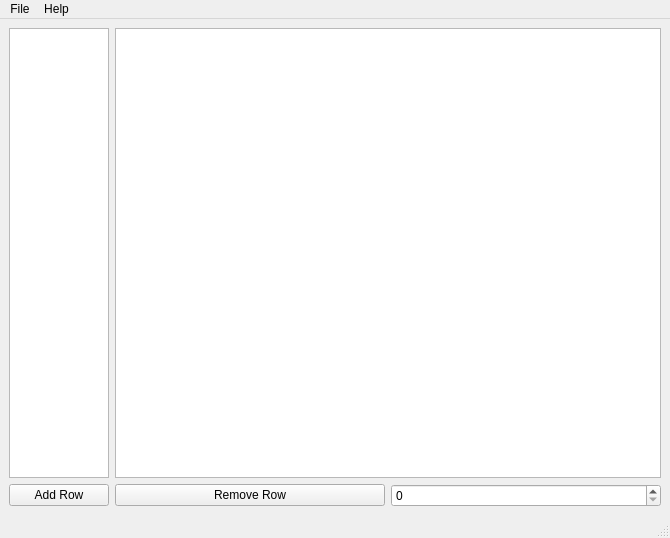
This is src/ex_modelview/mainwindow.ui in dsba-z/week17cpp2022-modelview as Qt 5 draws it before an edit. The edited form follows.
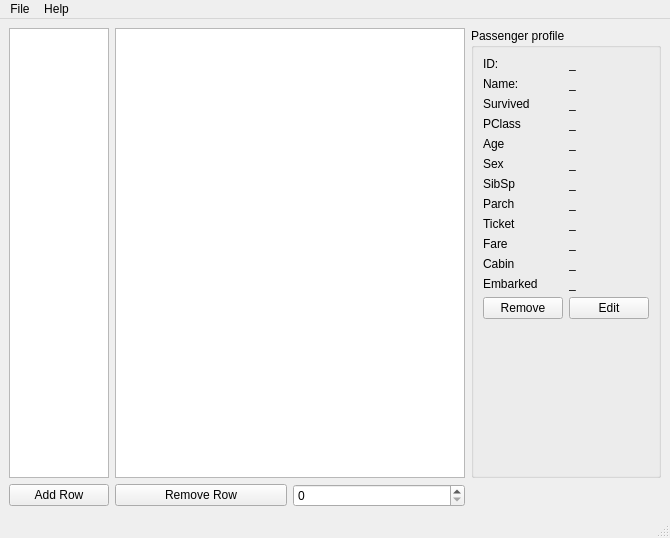
This is the edited form.

```diff
--- a/src/ex_modelview/mainwindow.ui
+++ b/src/ex_modelview/mainwindow.ui
@@ -15,6 +15,19 @@
   </property>
   <widget class="QWidget" name="centralwidget">
    <layout class="QGridLayout" name="gridLayout">
+    <item row="2" column="2">
+     <widget class="QSpinBox" name="spinBoxRemove"/>
+    </item>
+    <item row="2" column="0">
+     <widget class="QPushButton" name="pushButtonAddRow">
+      <property name="text">
+       <string>Add Row</string>
+      </property>
+     </widget>
+    </item>
+    <item row="0" column="1" colspan="2">
+     <widget class="QTableView" name="tableView"/>
+    </item>
     <item row="0" column="0">
      <widget class="QListView" name="listView">
       <property name="sizePolicy">
@@ -37,26 +50,204 @@
       </property>
      </widget>
     </item>
-    <item row="1" column="1">
+    <item row="2" column="1">
      <widget class="QPushButton" name="pushButtonRemoveRow">
       <property name="text">
        <string>Remove Row</string>
       </property>
      </widget>
     </item>
-    <item row="1" column="0">
-     <widget class="QPushButton" name="pushButtonAddRow">
-      <property name="text">
-       <string>Add Row</string>
+    <item row="0" column="3">
+     <widget class="QGroupBox" name="groupBox">
+      <property name="title">
+       <string>Passenger profile</string>
       </property>
+      <layout class="QFormLayout" name="formLayout">
+       <item row="0" column="0">
+        <widget class="QLabel" name="labelId">
+         <property name="text">
+          <string>ID:</string>
+         </property>
+        </widget>
+       </item>
+       <item row="0" column="1">
+        <widget class="QLabel" name="labelIdData">
+         <property name="text">
+          <string>_</string>
+         </property>
+        </widget>
+       </item>
+       <item row="1" column="0">
+        <widget class="QLabel" name="labelName">
+         <property name="text">
+          <string>Name:</string>
+         </property>
+        </widget>
+       </item>
+       <item row="1" column="1">
+        <widget class="QLabel" name="labelNameData">
+         <property name="text">
+          <string>_</string>
+         </property>
+        </widget>
+       </item>
+       <item row="2" column="0">
+        <widget class="QLabel" name="labelSurvived">
+         <property name="text">
+          <string>Survived</string>
+         </property>
+        </widget>
+       </item>
+       <item row="2" column="1">
+        <widget class="QLabel" name="labelSurvivedData">
+         <property name="text">
+          <string>_</string>
+         </property>
+        </widget>
+       </item>
+       <item row="3" column="0">
+        <widget class="QLabel" name="labelPclass">
+         <property name="text">
+          <string>PClass</string>
+         </property>
+        </widget>
+       </item>
+       <item row="3" column="1">
+        <widget class="QLabel" name="labelPclassData">
+         <property name="text">
+          <string>_</string>
+         </property>
+        </widget>
+       </item>
+       <item row="4" column="0">
+        <widget class="QLabel" name="labelAge">
+         <property name="text">
+          <string>Age</string>
+         </property>
+        </widget>
+       </item>
+       <item row="4" column="1">
+        <widget class="QLabel" name="labelAgeData">
+         <property name="text">
+          <string>_</string>
+         </property>
+        </widget>
+       </item>
+       <item row="5" column="0">
+        <widget class="QLabel" name="labelSex">
+         <property name="text">
+          <string>Sex</string>
+         </property>
+        </widget>
+       </item>
+       <item row="5" column="1">
+        <widget class="QLabel" name="labelSexData">
+         <property name="text">
+          <string>_</string>
+         </property>
+        </widget>
+       </item>
+       <item row="6" column="0">
+        <widget class="QLabel" name="labelSibSp">
+         <property name="text">
+          <string>SibSp</string>
+         </property>
+        </widget>
+       </item>
+       <item row="6" column="1">
+        <widget class="QLabel" name="labelSibSpData">
+         <property name="text">
+          <string>_</string>
+         </property>
+        </widget>
+       </item>
+       <item row="7" column="0">
+        <widget class="QLabel" name="labeParch">
+         <property name="text">
+          <string>Parch</string>
+         </property>
+        </widget>
+       </item>
+       <item row="7" column="1">
+        <widget class="QLabel" name="labelParchData">
+         <property name="text">
+          <string>_</string>
+         </property>
+        </widget>
+       </item>
+       <item row="8" column="0">
+        <widget class="QLabel" name="labelTicket">
+         <property name="text">
+          <string>Ticket</string>
+         </property>
+        </widget>
+       </item>
+       <item row="8" column="1">
+        <widget class="QLabel" name="labelTicketData">
+         <property name="text">
+          <string>_</string>
+         </property>
+        </widget>
+       </item>
+       <item row="9" column="0">
+        <widget class="QLabel" name="labelFare">
+         <property name="text">
+          <string>Fare</string>
+         </property>
+        </widget>
+       </item>
+       <item row="9" column="1">
+        <widget class="QLabel" name="labelFareData">
+         <property name="text">
+          <string>_</string>
+         </property>
+        </widget>
+       </item>
+       <item row="10" column="0">
+        <widget class="QLabel" name="labelCabin">
+         <property name="text">
+          <string>Cabin</string>
+         </property>
+        </widget>
+       </item>
+       <item row="10" column="1">
+        <widget class="QLabel" name="labelCabinData">
+         <property name="text">
+          <string>_</string>
+         </property>
+        </widget>
+       </item>
+       <item row="11" column="0">
+        <widget class="QLabel" name="labelEmbarked">
+         <property name="text">
+          <string>Embarked</string>
+         </property>
+        </widget>
+       </item>
+       <item row="11" column="1">
+        <widget class="QLabel" name="labelEmbarkedData">
+         <property name="text">
+          <string>_</string>
+         </property>
+        </widget>
+       </item>
+       <item row="12" column="1">
+        <widget class="QPushButton" name="pushButtonRemoveRow_2">
+         <property name="text">
+          <string>Edit</string>
+         </property>
+        </widget>
+       </item>
+       <item row="12" column="0">
+        <widget class="QPushButton" name="pushButtonRemoveRow_4">
+         <property name="text">
+          <string>Remove</string>
+         </property>
+        </widget>
+       </item>
+      </layout>
      </widget>
     </item>
-    <item row="1" column="2">
-     <widget class="QSpinBox" name="spinBoxRemove"/>
-    </item>
-    <item row="0" column="1" colspan="2">
-     <widget class="QTableView" name="tableView"/>
-    </item>
    </layout>
   </widget>
   <widget class="QMenuBar" name="menubar">
```
